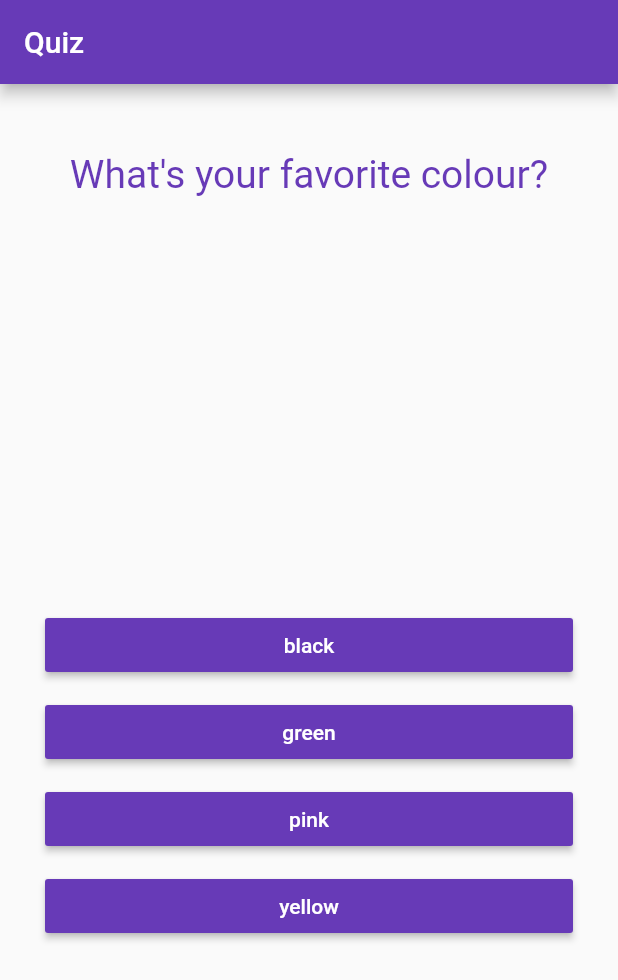
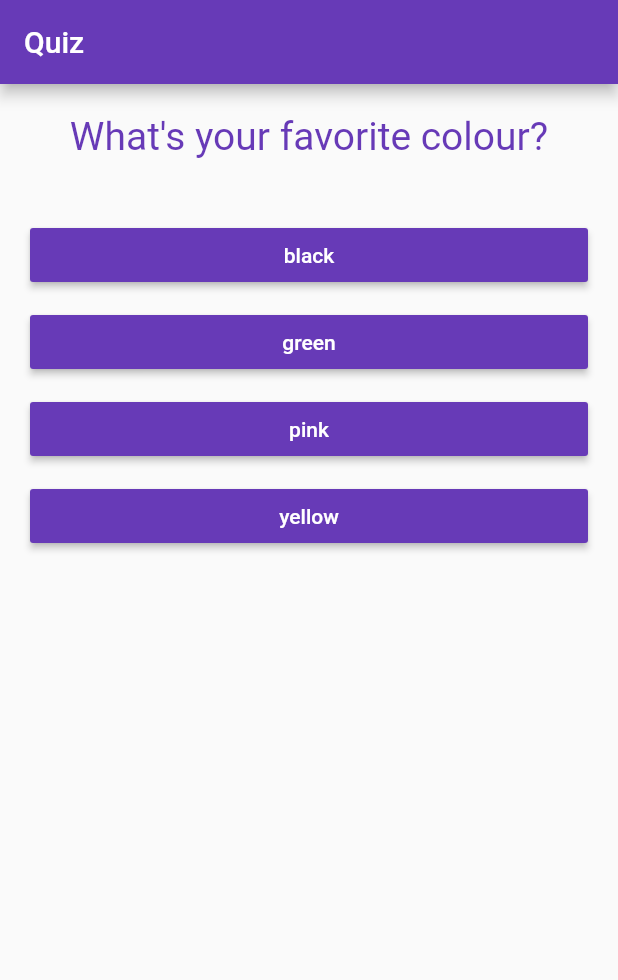
Before and after one commit to Jamiemufu/flutter_basic_quiz, a Flutter app: the screen it shows after launch, on a phone screen of 412 x 824 dp. Shown: the top 980 px of the screen. Run offline on Flutter 3.47's test engine with Material 2 defaults, Android fonts, the phone set to English and light mode, and no system bars.

Commit message:
removed padding and buid successful for iOS

```diff
--- a/lib/answer.dart
+++ b/lib/answer.dart
@@ -10,7 +10,7 @@ class Answer extends StatelessWidget {
   Widget build(BuildContext context) {
     return Container(
       width: double.infinity,
-      margin: EdgeInsets.fromLTRB(30, 5, 30, 5),
+      margin: EdgeInsets.fromLTRB(20, 5, 20, 5),
       child: RaisedButton(
         color: Colors.deepPurple,
         child: Text(
--- a/lib/question.dart
+++ b/lib/question.dart
@@ -10,7 +10,7 @@ class Question extends StatelessWidget {
     return Container(
       width: double.infinity,
       margin: EdgeInsets.all(20),
-      padding: EdgeInsets.only(bottom: 250, top: 25),
+      padding: EdgeInsets.only(bottom: 15),
       child: Text(
         questionText,
         style: TextStyle(
```
Also changed, not shown: 1 other file.
